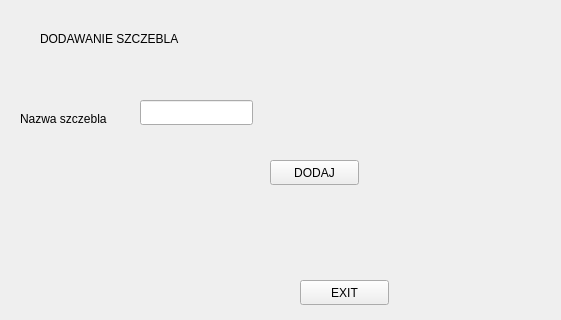
Qt form ZBD-main/ui/insert_szczebel.ui (BartekRuszkowski/ZBD) before a commit; both pictures show x 0 to 561 and y 0 to 320 of the 800 by 600 pixel window.
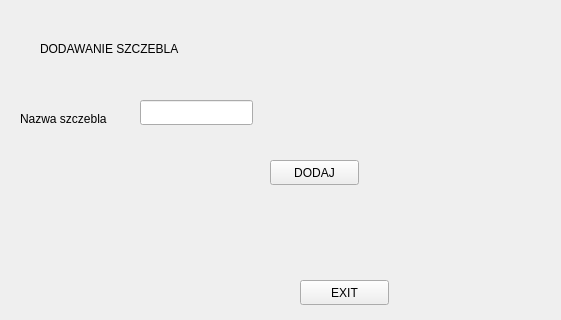
The same form after that commit.

```diff
--- a/ZBD-main/ui/insert_szczebel.ui
+++ b/ZBD-main/ui/insert_szczebel.ui
@@ -17,14 +17,14 @@
    <widget class="QLabel" name="label">
     <property name="geometry">
      <rect>
-      <x>40</x>
-      <y>30</y>
+      <x>270</x>
+      <y>110</y>
       <width>171</width>
       <height>17</height>
      </rect>
     </property>
     <property name="text">
-     <string>DODAWANIE SZCZEBLA</string>
+     <string/>
     </property>
    </widget>
    <widget class="QLabel" name="label_2">
@@ -76,6 +76,19 @@
      <string>EXIT</string>
     </property>
    </widget>
+   <widget class="QLabel" name="label_3">
+    <property name="geometry">
+     <rect>
+      <x>40</x>
+      <y>40</y>
+      <width>171</width>
+      <height>17</height>
+     </rect>
+    </property>
+    <property name="text">
+     <string>DODAWANIE SZCZEBLA</string>
+    </property>
+   </widget>
   </widget>
   <widget class="QMenuBar" name="menubar">
    <property name="geometry">
```
